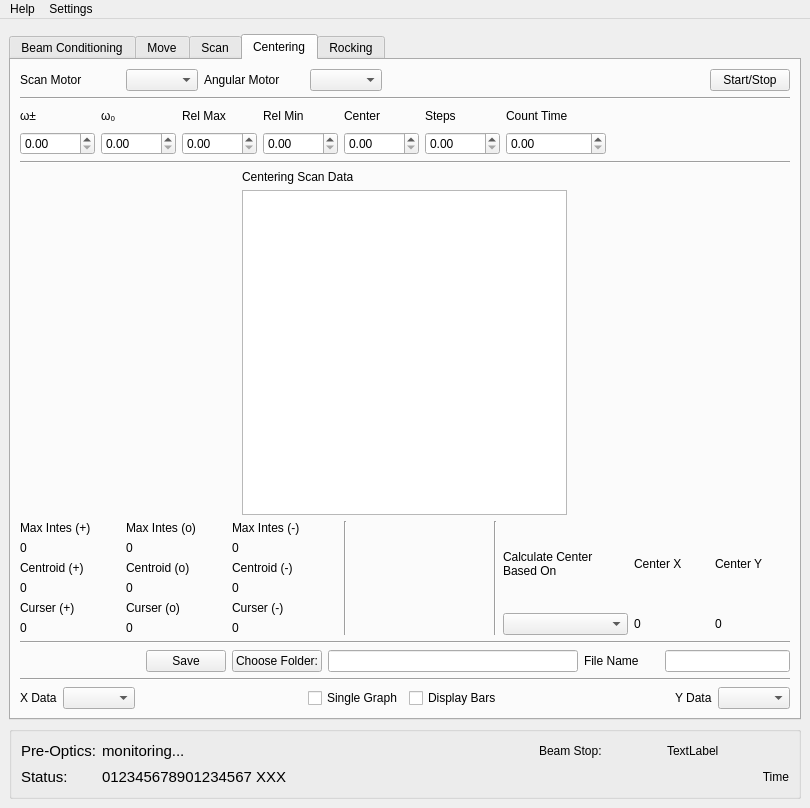
Before: the Qt Designer form main_controller/windows/main_window.ui in ayuzer/HXMA_Python_Gui, drawn with Qt 5.
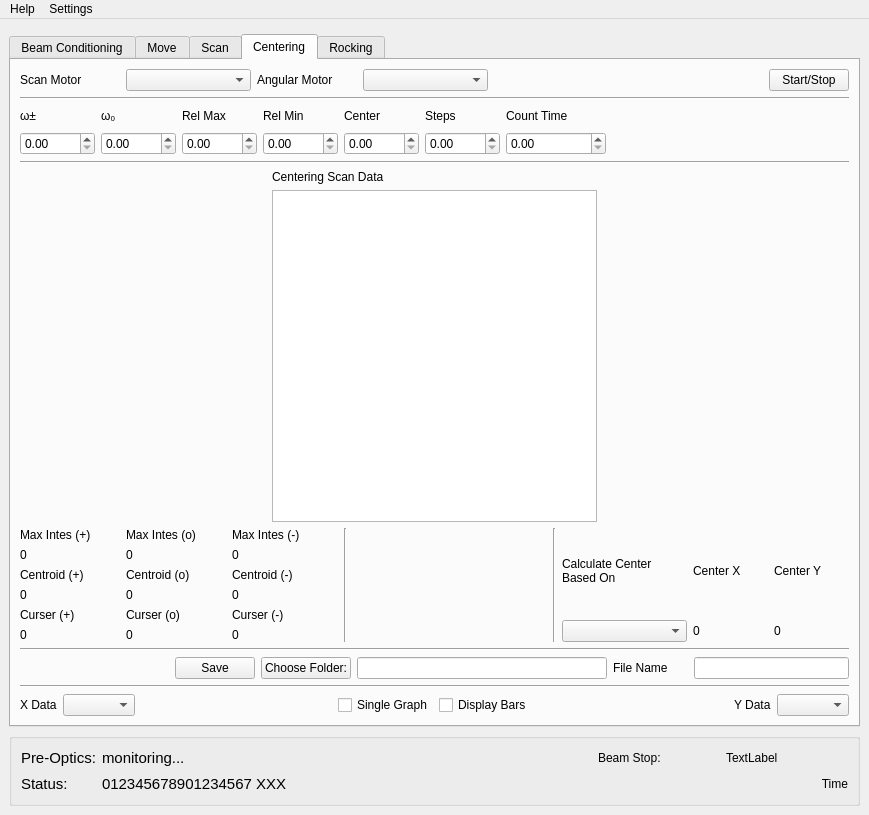
After: the same form once the commit is applied. The open tabs and pages were chosen to show the change.

What changed in the file:
```diff
--- a/main_controller/windows/main_window.ui
+++ b/main_controller/windows/main_window.ui
@@ -6,8 +6,8 @@
    <rect>
     <x>0</x>
     <y>0</y>
-    <width>810</width>
-    <height>808</height>
+    <width>869</width>
+    <height>815</height>
    </rect>
   </property>
   <property name="windowTitle">
@@ -3433,7 +3433,14 @@
                  </widget>
                 </item>
                 <item>
-                 <widget class="QComboBox" name="comboBox_cent_motor_scan"/>
+                 <widget class="QComboBox" name="comboBox_cent_motor_scan">
+                  <property name="minimumSize">
+                   <size>
+                    <width>125</width>
+                    <height>0</height>
+                   </size>
+                  </property>
+                 </widget>
                 </item>
                 <item>
                  <widget class="QLabel" name="label_cent_motor_angle_name">
@@ -3449,7 +3456,14 @@
                  </widget>
                 </item>
                 <item>
-                 <widget class="QComboBox" name="comboBox_cent_motor_angle"/>
+                 <widget class="QComboBox" name="comboBox_cent_motor_angle">
+                  <property name="minimumSize">
+                   <size>
+                    <width>125</width>
+                    <height>0</height>
+                   </size>
+                  </property>
+                 </widget>
                 </item>
                 <item>
                  <spacer name="horizontalSpacer_23">
@@ -4856,7 +4870,7 @@
     <rect>
      <x>0</x>
      <y>0</y>
-     <width>810</width>
+     <width>869</width>
      <height>25</height>
     </rect>
    </property>
```
Left out of the diff: 7 changed lines with no effect on the pictures.
